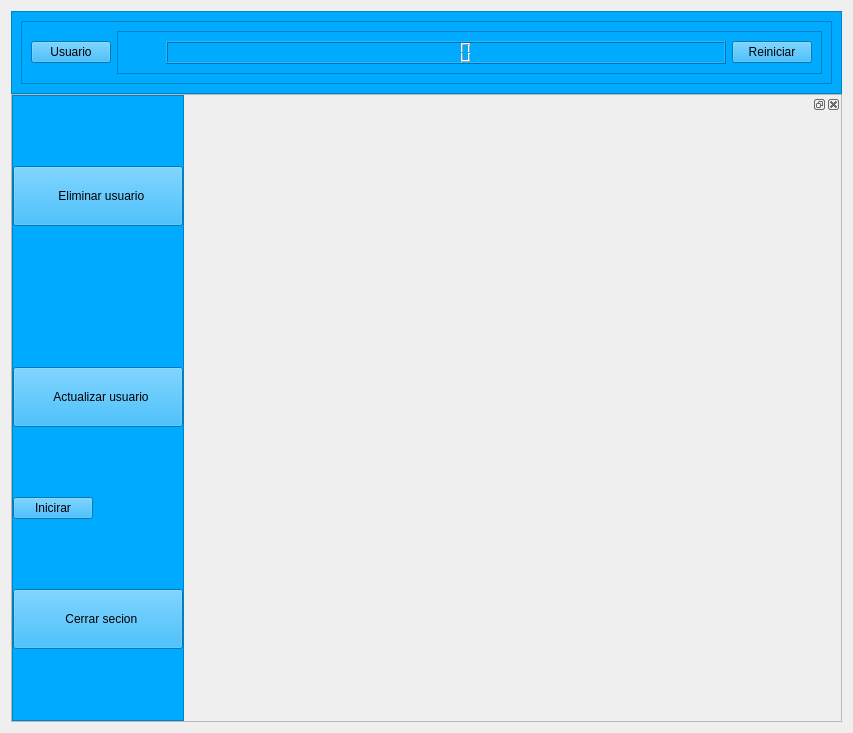
First picture: the form in ui_files/camara.ui, repository emanueljulio420/ProyectoDetector, before the edit.
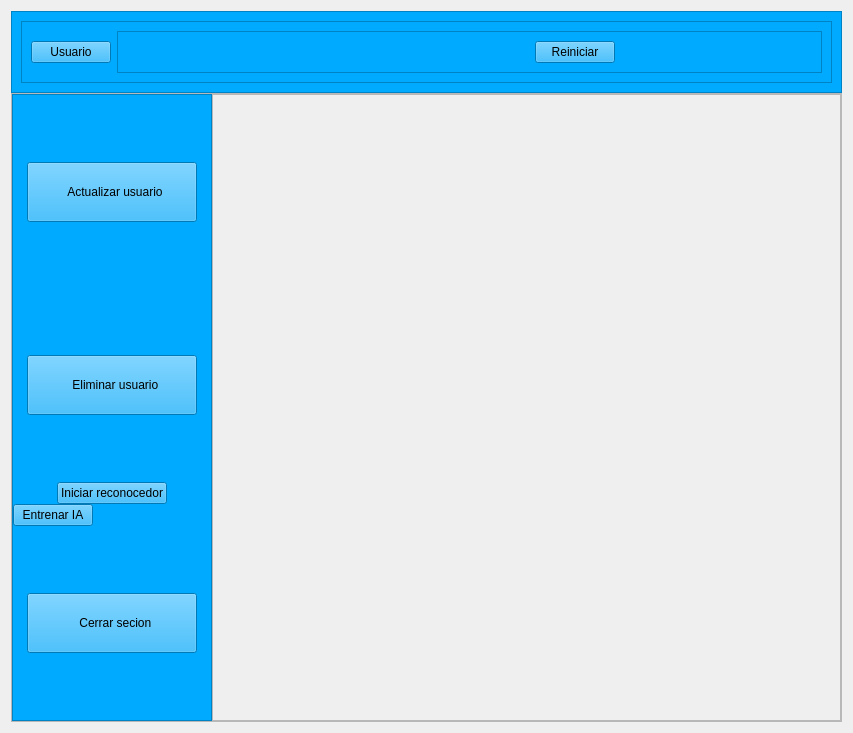
Second picture: the form after the edit. Icons and pictures are not drawn.

Commit message: todo melo (falta foto de usuario)

```diff
--- a/ui_files/camara.ui
+++ b/ui_files/camara.ui
@@ -84,7 +84,7 @@
            </property>
            <property name="icon">
             <iconset>
-             <normaloff>../imagenes/mascarilla-medica (1).png</normaloff>../imagenes/mascarilla-medica (1).png</iconset>
+             <normaloff>imagenes/mascarilla-medica (1).png</normaloff>imagenes/mascarilla-medica (1).png</iconset>
            </property>
            <property name="iconSize">
             <size>
@@ -119,9 +119,6 @@
               </property>
              </widget>
             </item>
-            <item>
-             <widget class="QLCDNumber" name="lcdNumber"/>
-            </item>
             <item>
              <widget class="QLabel" name="horaslabel">
               <property name="sizePolicy">
@@ -135,32 +132,6 @@
               </property>
              </widget>
             </item>
-            <item>
-             <widget class="QLabel" name="minutoslabel">
-              <property name="sizePolicy">
-               <sizepolicy hsizetype="Fixed" vsizetype="Fixed">
-                <horstretch>0</horstretch>
-                <verstretch>0</verstretch>
-               </sizepolicy>
-              </property>
-              <property name="text">
-               <string/>
-              </property>
-             </widget>
-            </item>
-            <item>
-             <widget class="QLabel" name="segundoslabel">
-              <property name="sizePolicy">
-               <sizepolicy hsizetype="Fixed" vsizetype="Fixed">
-                <horstretch>0</horstretch>
-                <verstretch>0</verstretch>
-               </sizepolicy>
-              </property>
-              <property name="text">
-               <string/>
-              </property>
-             </widget>
-            </item>
            </layout>
           </widget>
          </item>
@@ -239,6 +210,38 @@
          <property name="bottomMargin">
           <number>0</number>
          </property>
+         <item alignment="Qt::AlignHCenter|Qt::AlignVCenter">
+          <widget class="QPushButton" name="actualizarButton">
+           <property name="sizePolicy">
+            <sizepolicy hsizetype="Minimum" vsizetype="Minimum">
+             <horstretch>0</horstretch>
+             <verstretch>0</verstretch>
+            </sizepolicy>
+           </property>
+           <property name="minimumSize">
+            <size>
+             <width>170</width>
+             <height>60</height>
+            </size>
+           </property>
+           <property name="whatsThis">
+            <string>&lt;html&gt;&lt;head/&gt;&lt;body&gt;&lt;p align=&quot;center&quot;&gt;&lt;br/&gt;&lt;/p&gt;&lt;/body&gt;&lt;/html&gt;</string>
+           </property>
+           <property name="text">
+            <string>  Actualizar usuario</string>
+           </property>
+           <property name="icon">
+            <iconset>
+             <normaloff>imagenes/recargar.png</normaloff>imagenes/recargar.png</iconset>
+           </property>
+           <property name="iconSize">
+            <size>
+             <width>50</width>
+             <height>50</height>
+            </size>
+           </property>
+          </widget>
+         </item>
          <item alignment="Qt::AlignHCenter|Qt::AlignVCenter">
           <widget class="QPushButton" name="eliminarButton">
            <property name="enabled">
@@ -264,7 +267,7 @@
            </property>
            <property name="icon">
             <iconset>
-             <normaloff>../imagenes/eliminar.png</normaloff>../imagenes/eliminar.png</iconset>
+             <normaloff>imagenes/eliminar.png</normaloff>imagenes/eliminar.png</iconset>
            </property>
            <property name="iconSize">
             <size>
@@ -277,48 +280,26 @@
            </property>
           </widget>
          </item>
-         <item alignment="Qt::AlignHCenter|Qt::AlignVCenter">
-          <widget class="QPushButton" name="actualizarButton">
-           <property name="sizePolicy">
-            <sizepolicy hsizetype="Minimum" vsizetype="Minimum">
-             <horstretch>0</horstretch>
-             <verstretch>0</verstretch>
-            </sizepolicy>
-           </property>
-           <property name="minimumSize">
-            <size>
-             <width>170</width>
-             <height>60</height>
-            </size>
-           </property>
-           <property name="whatsThis">
-            <string>&lt;html&gt;&lt;head/&gt;&lt;body&gt;&lt;p align=&quot;center&quot;&gt;&lt;br/&gt;&lt;/p&gt;&lt;/body&gt;&lt;/html&gt;</string>
-           </property>
-           <property name="text">
-            <string>  Actualizar usuario</string>
-           </property>
-           <property name="icon">
-            <iconset>
-             <normaloff>../imagenes/recargar.png</normaloff>../imagenes/recargar.png</iconset>
-           </property>
-           <property name="iconSize">
-            <size>
-             <width>50</width>
-             <height>50</height>
-            </size>
-           </property>
-          </widget>
-         </item>
-         <item>
+         <item alignment="Qt::AlignHCenter">
           <widget class="QPushButton" name="iniciarButton">
+           <property name="text">
+            <string>Iniciar reconocedor</string>
+           </property>
+          </widget>
+         </item>
+         <item>
+          <widget class="QPushButton" name="entrenarButton">
            <property name="sizePolicy">
             <sizepolicy hsizetype="Fixed" vsizetype="Fixed">
              <horstretch>0</horstretch>
              <verstretch>0</verstretch>
             </sizepolicy>
            </property>
+           <property name="whatsThis">
+            <string>&lt;html&gt;&lt;head/&gt;&lt;body&gt;&lt;p align=&quot;center&quot;&gt;&lt;br/&gt;&lt;/p&gt;&lt;/body&gt;&lt;/html&gt;</string>
+           </property>
            <property name="text">
-            <string>Inicirar</string>
+            <string>Entrenar IA</string>
            </property>
           </widget>
          </item>
@@ -341,7 +322,7 @@
            </property>
            <property name="icon">
             <iconset>
-             <normaloff>../imagenes/cerrar-sesion.png</normaloff>../imagenes/cerrar-sesion.png</iconset>
+             <normaloff>imagenes/cerrar-sesion.png</normaloff>imagenes/cerrar-sesion.png</iconset>
            </property>
            <property name="iconSize">
             <size>
@@ -355,8 +336,13 @@
        </widget>
       </item>
       <item>
-       <widget class="QDockWidget" name="dockWidget">
-        <widget class="QWidget" name="dockWidgetContents"/>
+       <widget class="QFrame" name="frame_3">
+        <property name="frameShape">
+         <enum>QFrame::StyledPanel</enum>
+        </property>
+        <property name="frameShadow">
+         <enum>QFrame::Raised</enum>
+        </property>
        </widget>
       </item>
      </layout>
```
The commit also changes 8112 other files.
